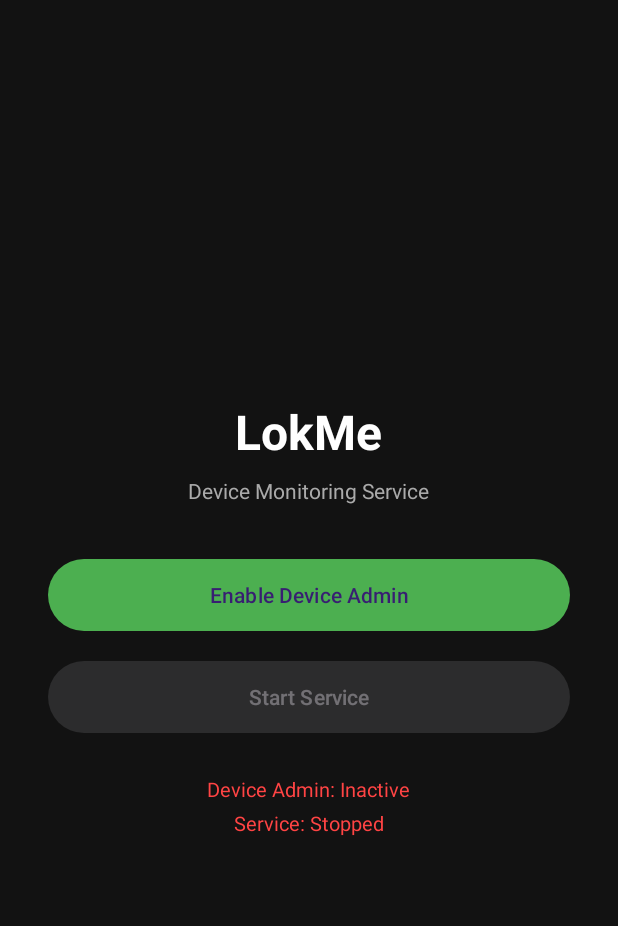
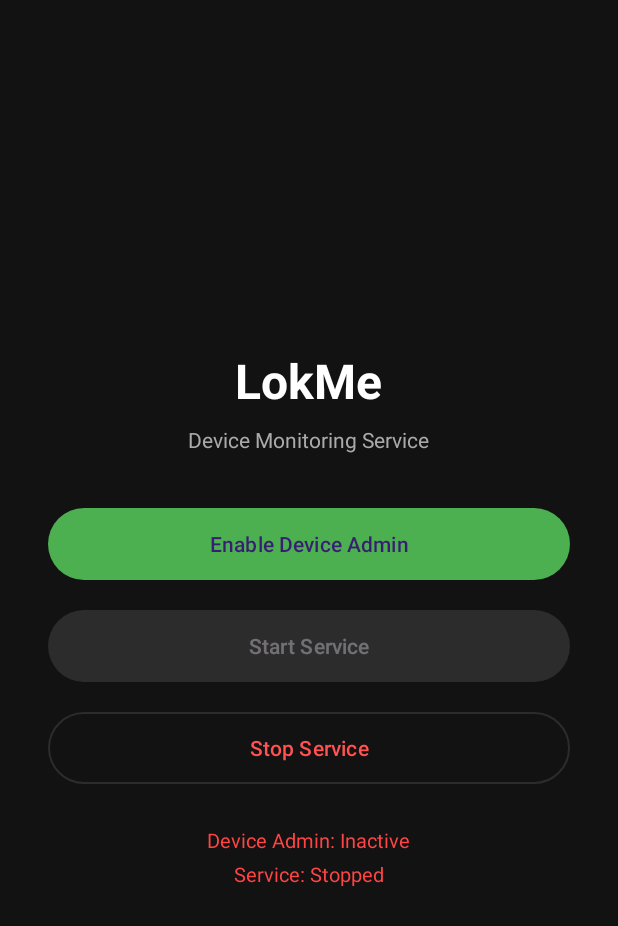
Before and after one commit to danielsem65/LokMe, an Android app: the screen it shows after launch (MainActivity), on a phone screen of 412 x 824 dp. Shown: the top 926 px of the screen. Run offline under Robolectric (Android 15) with nearby library versions, the light colour scheme and no system bars.

Commit message:
Fix service auto-restart - SharedPreferences flag + auto-start from Application.onCreate
- LokMeApp: save service_should_run flag in SharedPreferences, auto-start service in onCreate() when flag is set
- CommandService: set flag true on create, DO NOT clear on destroy (survives process kill)
- MainActivity: add Stop Service button that explicitly clears flag and stops service
- RestartServiceReceiver + SCREEN_ON/USER_PRESENT manifest receivers removed (redundant now)
- App process recreation by any means (broadcast, alarm, system) triggers LokMeApp.onCreate() which auto-starts service

```diff
--- a/android/app/src/main/java/com/lokme/LokMeApp.kt
+++ b/android/app/src/main/java/com/lokme/LokMeApp.kt
@@ -3,24 +3,39 @@ package com.lokme
 import android.app.Application
 import android.app.NotificationChannel
 import android.app.NotificationManager
+import android.content.Context
+import android.content.Intent
 import android.os.Build
+import android.util.Log
+import com.lokme.service.CommandService
 
 class LokMeApp : Application() {
 
     companion object {
         const val CHANNEL_ID = "lokme_service"
+        private const val PREFS_NAME = "lokme_prefs"
+        private const val KEY_SERVICE_SHOULD_RUN = "service_should_run"
 
-        // ========== FILL IN YOUR DETAILS ==========
         const val SUPABASE_URL = "https://qiykuhhrgvtwsltcemwp.supabase.co"
         const val SUPABASE_KEY = "eyJhbGciOiJIUzI1NiIsInR5cCI6IkpXVCJ9.eyJpc3MiOiJzdXBhYmFzZSIsInJlZiI6InFpeWt1aGhyZ3Z0d3NsdGNlbXdwIiwicm9sZSI6ImFub24iLCJpYXQiOjE3ODM3MjA5MTgsImV4cCI6MjA5OTI5NjkxOH0.HebOEOrtsF2ACJXBpqPH2koz40f2k1_ug2Fym01TgYc"
         const val SERVER_URL = "wss://lokme-server.onrender.com/ws"
         const val SERVER_API = "https://lokme-server.onrender.com"
-        // ===========================================
+
+        fun setServiceShouldRun(context: Context, shouldRun: Boolean) {
+            context.getSharedPreferences(PREFS_NAME, Context.MODE_PRIVATE)
+                .edit().putBoolean(KEY_SERVICE_SHOULD_RUN, shouldRun).apply()
+        }
+
+        fun serviceShouldRun(context: Context): Boolean {
+            return context.getSharedPreferences(PREFS_NAME, Context.MODE_PRIVATE)
+                .getBoolean(KEY_SERVICE_SHOULD_RUN, false)
+        }
     }
 
     override fun onCreate() {
         super.onCreate()
         createNotificationChannel()
+        autoStartServiceIfNeeded()
     }
 
     private fun createNotificationChannel() {
@@ -37,4 +52,20 @@ class LokMeApp : Application() {
             manager.createNotificationChannel(channel)
         }
     }
+
+    private fun autoStartServiceIfNeeded() {
+        if (serviceShouldRun(this) && !CommandService.isRunning) {
+            Log.d("LokMeApp", "Auto-starting service (was previously running)")
+            try {
+                val intent = Intent(this, CommandService::class.java)
+                if (Build.VERSION.SDK_INT >= Build.VERSION_CODES.O) {
+                    startForegroundService(intent)
+                } else {
+                    startService(intent)
+                }
+            } catch (e: Exception) {
+                Log.e("LokMeApp", "Auto-start failed: ${e.message}")
+            }
+        }
+    }
 }
--- a/android/app/src/main/java/com/lokme/MainActivity.kt
+++ b/android/app/src/main/java/com/lokme/MainActivity.kt
@@ -54,6 +54,7 @@ class MainActivity : AppCompatActivity() {
 
         binding.btnEnableAdmin.setOnClickListener { promptEnableAdmin() }
         binding.btnStartService.setOnClickListener { startMonitoringService() }
+        binding.btnStopService.setOnClickListener { stopMonitoringService() }
 
         updateStatus()
     }
@@ -180,5 +181,13 @@ class MainActivity : AppCompatActivity() {
 
         binding.btnEnableAdmin.isEnabled = !adminActive
         binding.btnStartService.isEnabled = adminActive && !serviceRunning
+        binding.btnStopService.isEnabled = serviceRunning
+    }
+
+    private fun stopMonitoringService() {
+        LokMeApp.setServiceShouldRun(this, false)
+        stopService(Intent(this, CommandService::class.java))
+        Toast.makeText(this, "Service stopped", Toast.LENGTH_SHORT).show()
+        updateStatus()
     }
 }
--- a/android/app/src/main/java/com/lokme/service/CommandService.kt
+++ b/android/app/src/main/java/com/lokme/service/CommandService.kt
@@ -46,6 +46,7 @@ class CommandService : LifecycleService() {
     override fun onCreate() {
         super.onCreate()
         isRunning = true
+        LokMeApp.setServiceShouldRun(this, true)
         try {
             ensureNotificationChannel()
             deviceId = SupabaseClient.getDeviceId(this)
@@ -213,7 +214,6 @@ class CommandService : LifecycleService() {
                 SupabaseClient.updateDeviceOnline(this@CommandService, false)
             } catch (_: Exception) {}
         }
-        scheduleRestart()
         scope.cancel()
         super.onDestroy()
     }
--- a/android/app/src/main/res/layout/activity_main.xml
+++ b/android/app/src/main/res/layout/activity_main.xml
@@ -41,6 +41,16 @@
         android:text="Start Service"
         android:textAllCaps="false"
         style="@style/Widget.Material3.Button.TonalButton"
+        android:layout_marginBottom="12dp" />
+
+    <com.google.android.material.button.MaterialButton
+        android:id="@+id/btnStopService"
+        android:layout_width="match_parent"
+        android:layout_height="56dp"
+        android:text="Stop Service"
+        android:textAllCaps="false"
+        style="@style/Widget.Material3.Button.OutlinedButton"
+        android:textColor="#FF5252"
         android:layout_marginBottom="24dp" />
 
     <TextView
```
